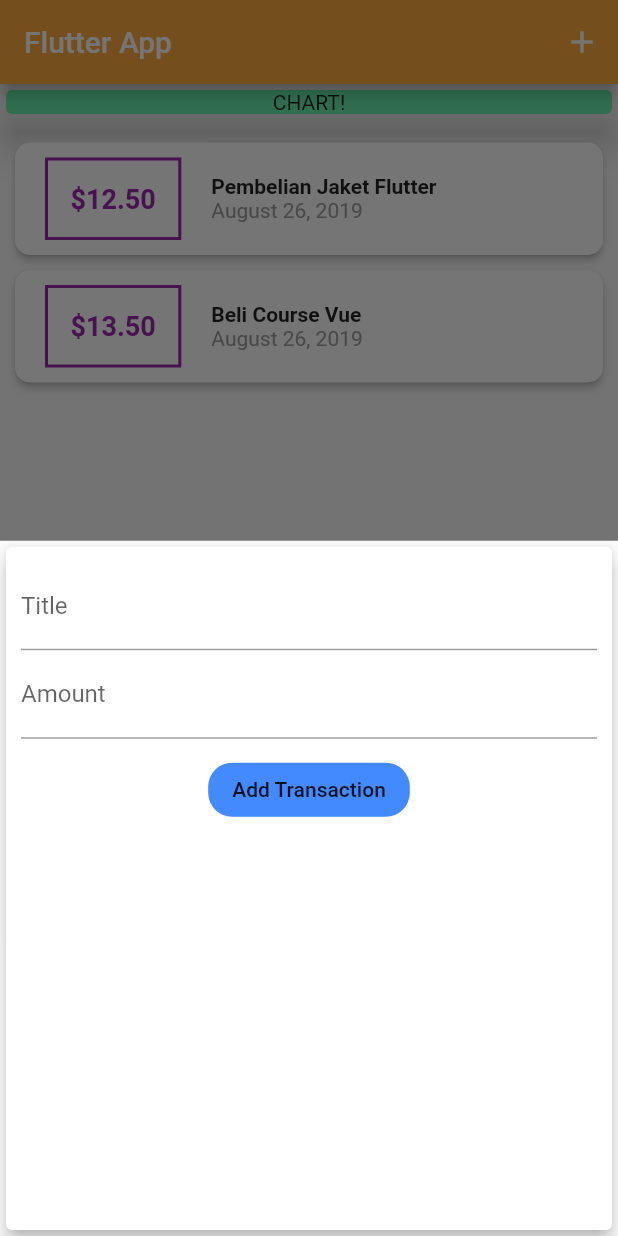
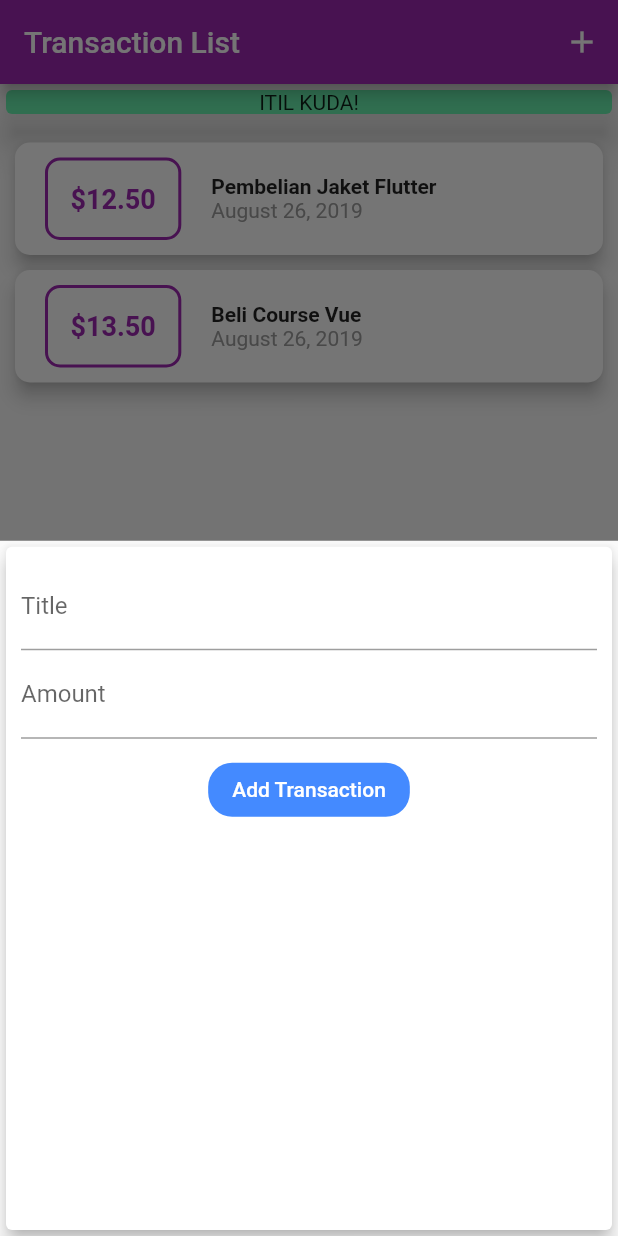
Before and after one commit to Aditprayogo/TransactionList_app, a Flutter app: the screen it shows after launch, after a tap on the "add" icon, on a phone screen of 412 x 824 dp. Run offline on Flutter 3.47's test engine with Material 2 defaults, Android fonts, the phone set to English and light mode, and no system bars.

Commit message:
adding font and more style in Appbar theme and ThemeSwitch

```diff
--- a/lib/main.dart
+++ b/lib/main.dart
@@ -13,8 +13,13 @@ class MyApp extends StatelessWidget {
   @override
   Widget build(BuildContext context) {
     return MaterialApp(
-      title: 'FLutter App',
+      title: 'Transaction List',
       home: MyHomePage(),
+      theme: ThemeData(
+        // Most important things
+        primarySwatch: Colors.purple,
+        accentColor: Colors.amber,
+      ),
       color: Colors.blueAccent,
       debugShowCheckedModeBanner: false,
     );
@@ -77,8 +82,7 @@ class _MyHomePageState extends State<MyHomePage> {
   Widget build(BuildContext context) {
     return Scaffold(
       appBar: AppBar(
-        title: Text('Flutter App'),
-        backgroundColor: Colors.orangeAccent,
+        title: Text('Transaction List'),
         actions: <Widget>[
           IconButton(
             icon: Icon(Icons.add),
@@ -86,7 +90,7 @@ class _MyHomePageState extends State<MyHomePage> {
           ),
         ],
       ),
-      floatingActionButtonLocation: FloatingActionButtonLocation.endFloat,
+      floatingActionButtonLocation: FloatingActionButtonLocation.centerFloat,
       floatingActionButton: FloatingActionButton(
         child: Icon(Icons.add),
         onPressed: () => _startAddNewTransaction(context),
@@ -103,12 +107,13 @@ class _MyHomePageState extends State<MyHomePage> {
                 color: Colors.greenAccent,
                 elevation: 10,
                 child: Text(
-                  'CHART!',
+                  'ITIL KUDA!',
                   textAlign: TextAlign.center,
                 ),
               ),
             ),
             // end cart
+            // User Transaction card
             TransactionList(_userTransactions),
           ],
         ),
--- a/lib/widgets/new_transaction.dart
+++ b/lib/widgets/new_transaction.dart
@@ -3,6 +3,7 @@ import 'package:flutter/material.dart';
 class NewTrasaction extends StatefulWidget {
   final Function addTx;
 
+  // FUnction untuk menambah data
   NewTrasaction(this.addTx);
 
   @override
@@ -23,10 +24,17 @@ class _NewTrasactionState extends State<NewTrasaction> {
       return;
     }
 
+    // Sepcial property from flutter
+    // to access the properties of widget inside state class
+    // widget
     widget.addTx(
       enteredTitle,
       enteredAmount,
     );
+
+    // pop untuk close display screen
+    // context adalah special property that can give you access in class itself
+    Navigator.of(context).pop();
   }
 
   @override
@@ -57,7 +65,12 @@ class _NewTrasactionState extends State<NewTrasaction> {
                   borderRadius: BorderRadius.circular(16),
                 ),
                 color: Colors.blueAccent,
-                child: Text('Add Transaction'),
+                child: Text(
+                  'Add Transaction',
+                  style: TextStyle(
+                    color: Colors.white,
+                  ),
+                ),
                 onPressed: submitData,
               ),
             ),
--- a/lib/widgets/transaction_list.dart
+++ b/lib/widgets/transaction_list.dart
@@ -15,6 +15,7 @@ class TransactionList extends StatelessWidget {
       height: 280,
       padding: EdgeInsets.all(10),
       child: ListView.builder(
+        itemCount: transactions.length,
         itemBuilder: (ctx, index) {
           return Card(
             margin: EdgeInsets.symmetric(
@@ -23,7 +24,7 @@ class TransactionList extends StatelessWidget {
             shape: RoundedRectangleBorder(
               borderRadius: BorderRadius.circular(10),
             ),
-            elevation: 2,
+            elevation: 5,
             child: Row(
               children: <Widget>[
                 Container(
@@ -33,8 +34,9 @@ class TransactionList extends StatelessWidget {
                     horizontal: 20,
                   ),
                   decoration: BoxDecoration(
+                    borderRadius: BorderRadius.circular(10),
                     border: Border.all(
-                      color: Colors.purple,
+                      color: Theme.of(context).primaryColor,
                       width: 2,
                     ),
                   ),
@@ -43,7 +45,7 @@ class TransactionList extends StatelessWidget {
                     // String Interpolation
                     '\$${transactions[index].amount.toStringAsFixed(2)}',
                     style: TextStyle(
-                      color: Colors.purple,
+                      color: Theme.of(context).primaryColor,
                       fontWeight: FontWeight.bold,
                       fontSize: 18,
                     ),
@@ -72,8 +74,6 @@ class TransactionList extends StatelessWidget {
             ),
           );
         },
-        itemCount: transactions.length,
-        // map transform to list of objct to list of wid
       ),
     );
   }
```
Also changed, not shown: pubspec.yaml (+12 -6 lines), assets/fonts/OpenSans-Bold.ttf (added), assets/fonts/OpenSans-Regular.ttf (added), assets/fonts/Quicksand-Bold.ttf (added), assets/fonts/Quicksand-Light.ttf (added), assets/fonts/Quicksand-Medium.ttf (added), assets/fonts/Quicksand-Regular.ttf (added).
